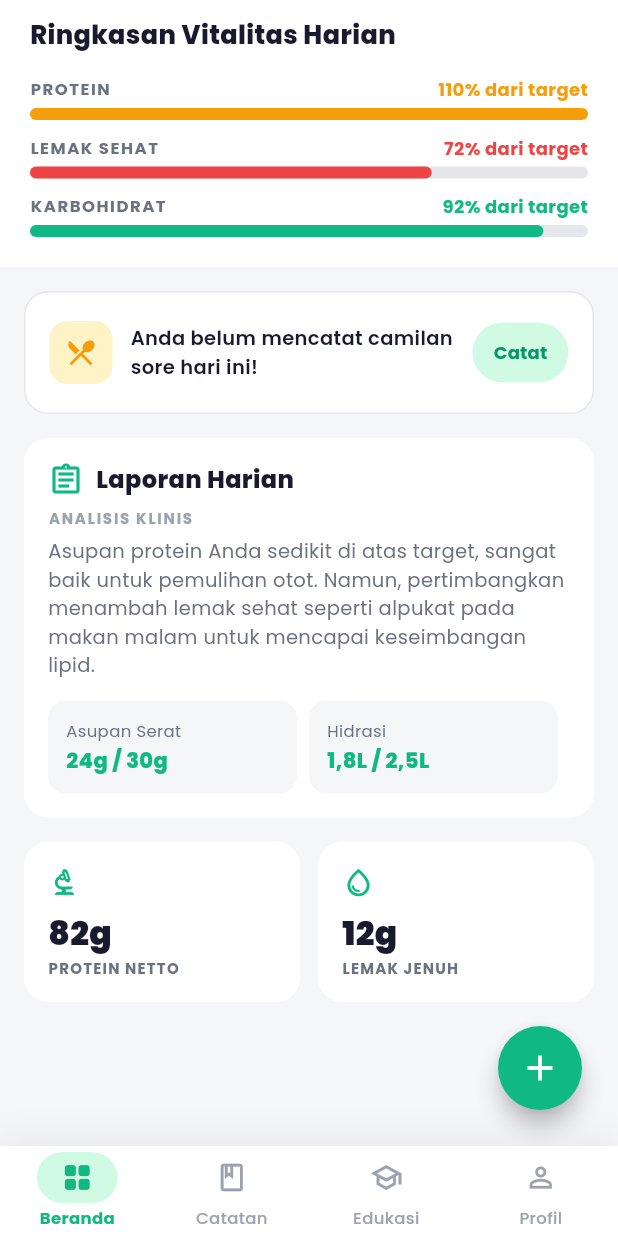
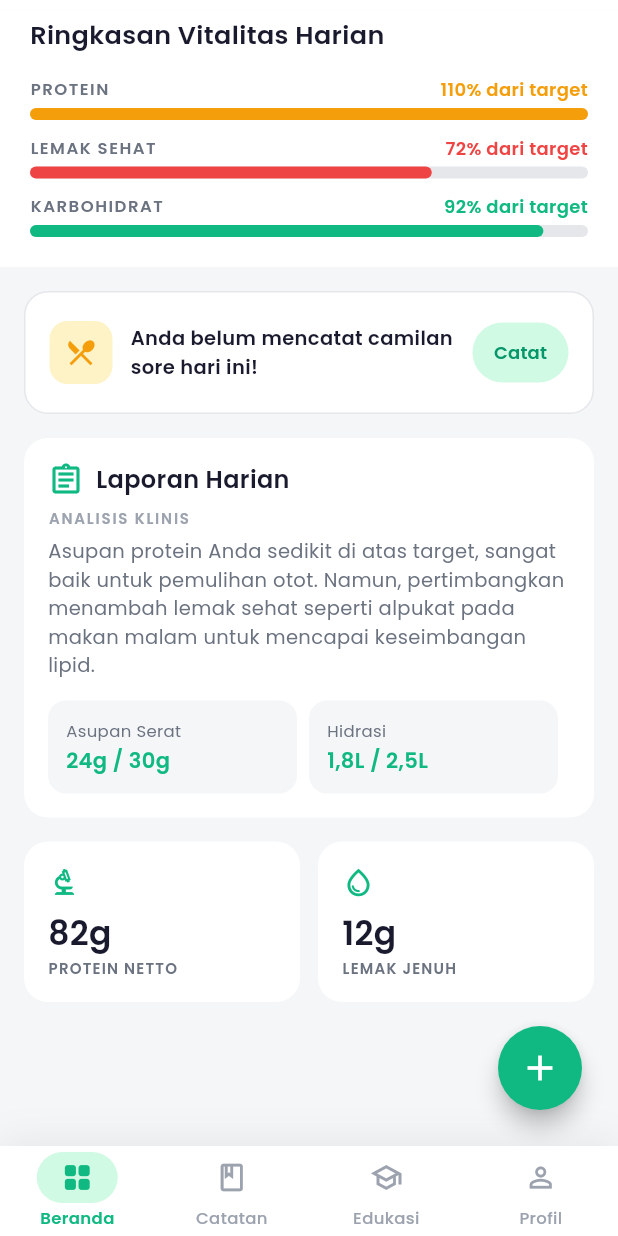
Before and after one commit to muhammadnaufalmustafa-cpu/kelompok2_clinicaldiet_mobile, a Flutter app: the MainScreen screen opened directly, scrolled down 305 dp, on a phone screen of 412 x 824 dp. Run offline on Flutter 3.47's test engine with Material 3 defaults, Android fonts, the light colour scheme and no system bars; drawn by our look-alikes of percent_indicator; our stand-ins replace google_fonts, shared_preferences; accounts and stored records are empty.

Commit message:
tipe font black bold > bold

```diff
--- a/lib/screens/home_screen.dart
+++ b/lib/screens/home_screen.dart
@@ -68,7 +68,7 @@ class HomeScreen extends StatelessWidget {
                 'Clinical Diet',
                 style: GoogleFonts.poppins(
                   fontSize: 18,
-                  fontWeight: FontWeight.w800,
+                  fontWeight: FontWeight.w600,
                   color: AppColors.primary,
                 ),
               ),
@@ -91,7 +91,7 @@ class HomeScreen extends StatelessWidget {
                   style: GoogleFonts.poppins(
                     color: AppColors.primary,
                     fontSize: 12,
-                    fontWeight: FontWeight.w700,
+                    fontWeight: FontWeight.w600,
                   ),
                 ),
               ),
@@ -133,7 +133,7 @@ class HomeScreen extends StatelessWidget {
                 '1.840',
                 style: GoogleFonts.poppins(
                   fontSize: 34,
-                  fontWeight: FontWeight.w900,
+                  fontWeight: FontWeight.w600,
                   color: AppColors.textPrimary,
                   height: 1.1,
                 ),
@@ -163,7 +163,7 @@ class HomeScreen extends StatelessWidget {
             'Ringkasan Vitalitas Harian',
             style: GoogleFonts.poppins(
               fontSize: 17,
-              fontWeight: FontWeight.w800,
+              fontWeight: FontWeight.w600,
               color: AppColors.textPrimary,
             ),
           ),
@@ -190,7 +190,7 @@ class HomeScreen extends StatelessWidget {
               label,
               style: GoogleFonts.poppins(
                 fontSize: 11,
-                fontWeight: FontWeight.w700,
+                fontWeight: FontWeight.w600,
                 letterSpacing: 1,
                 color: AppColors.textSecondary,
               ),
@@ -199,7 +199,7 @@ class HomeScreen extends StatelessWidget {
               caption,
               style: GoogleFonts.poppins(
                 fontSize: 12,
-                fontWeight: FontWeight.w700,
+                fontWeight: FontWeight.w600,
                 color: color,
               ),
             ),
@@ -263,7 +263,7 @@ class HomeScreen extends StatelessWidget {
                 'Catat',
                 style: GoogleFonts.poppins(
                     color: AppColors.primaryDark,
-                    fontWeight: FontWeight.w700,
+                    fontWeight: FontWeight.w600,
                     fontSize: 12),
               ),
             ),
@@ -293,7 +293,7 @@ class HomeScreen extends StatelessWidget {
                   'Laporan Harian',
                   style: GoogleFonts.poppins(
                     fontSize: 16,
-                    fontWeight: FontWeight.w800,
+                    fontWeight: FontWeight.w600,
                     color: AppColors.textPrimary,
                   ),
                 ),
@@ -304,7 +304,7 @@ class HomeScreen extends StatelessWidget {
               'ANALISIS KLINIS',
               style: GoogleFonts.poppins(
                 fontSize: 10,
-                fontWeight: FontWeight.w700,
+                fontWeight: FontWeight.w600,
                 letterSpacing: 1.2,
                 color: AppColors.textMuted,
               ),
@@ -353,7 +353,7 @@ class HomeScreen extends StatelessWidget {
           Text(value,
               style: GoogleFonts.poppins(
                   fontSize: 14,
-                  fontWeight: FontWeight.w800,
+                  fontWeight: FontWeight.w600,
                   color: AppColors.primary)),
         ],
       ),
@@ -389,7 +389,7 @@ class HomeScreen extends StatelessWidget {
             value,
             style: GoogleFonts.poppins(
               fontSize: 22,
-              fontWeight: FontWeight.w900,
+              fontWeight: FontWeight.w600,
               color: AppColors.textPrimary,
             ),
           ),
@@ -397,7 +397,7 @@ class HomeScreen extends StatelessWidget {
             label,
             style: GoogleFonts.poppins(
               fontSize: 10,
-              fontWeight: FontWeight.w700,
+              fontWeight: FontWeight.w600,
               color: AppColors.textSecondary,
               letterSpacing: 0.8,
             ),
--- a/lib/screens/main_screen.dart
+++ b/lib/screens/main_screen.dart
@@ -87,7 +87,7 @@ class _MainScreenState extends State<MainScreen> {
             label,
             style: GoogleFonts.poppins(
               fontSize: 11,
-              fontWeight: isActive ? FontWeight.w700 : FontWeight.w500,
+              fontWeight: isActive ? FontWeight.w600 : FontWeight.w500,
               color: isActive ? AppColors.primary : AppColors.textMuted,
             ),
           ),
--- a/lib/theme/app_theme.dart
+++ b/lib/theme/app_theme.dart
@@ -33,7 +33,7 @@ ThemeData buildAppTheme() {
       iconTheme: const IconThemeData(color: AppColors.textPrimary),
       titleTextStyle: GoogleFonts.poppins(
         fontSize: 18,
-        fontWeight: FontWeight.w700,
+        fontWeight: FontWeight.w600,
         color: AppColors.textPrimary,
       ),
     ),
```
Also changed, not shown: lib/screens/catatan_screen.dart (+7 -7 lines), lib/screens/edukasi_screen.dart (+7 -7 lines), lib/screens/evaluasi_pasien_screen.dart (+9 -9 lines), lib/screens/login_screen.dart (+7 -7 lines), lib/screens/profil_screen.dart (+10 -10 lines), lib/screens/register_screen.dart (+6 -6 lines).
